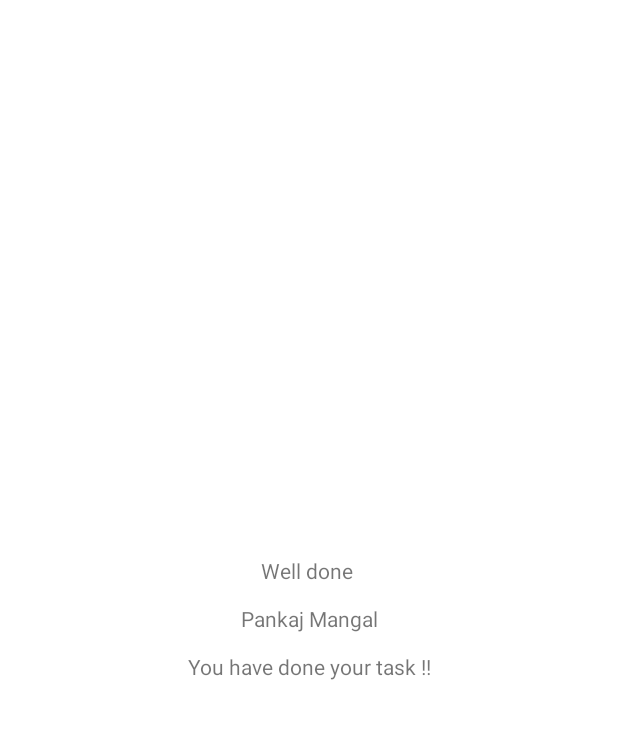
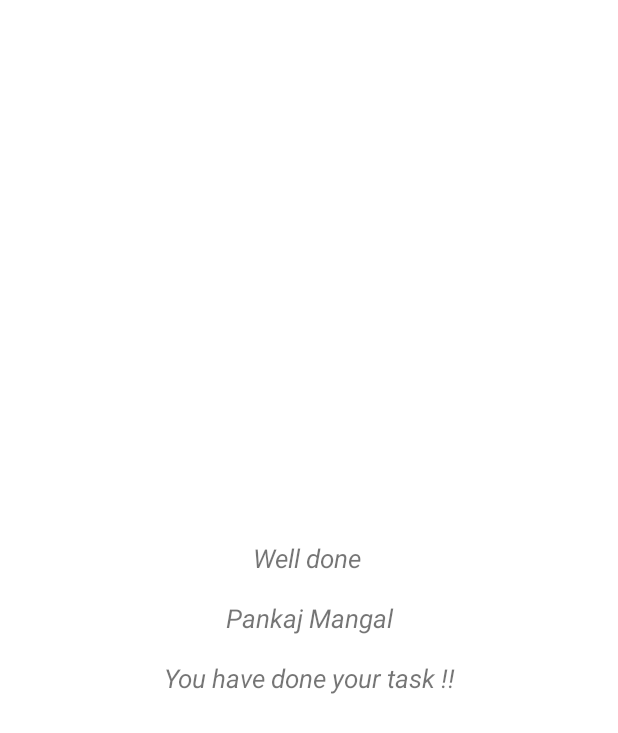
Before and after one commit to pankajmangal/InterviewTask, an Android app: the MainActivity screen opened directly, with no data from a screen before it, on a phone screen of 412 x 824 dp. Shown: the top 733 px of the screen. Run offline under Robolectric (Android 15) with nearby library versions, the phone set to English and light mode, and no system bars; our stand-ins replace data binding, sdp/ssp sizes.

Commit message:
font styling changes done...

```diff
--- a/app/src/main/res/layout/activity_main.xml
+++ b/app/src/main/res/layout/activity_main.xml
@@ -13,6 +13,8 @@
             android:layout_width="wrap_content"
             android:layout_height="wrap_content"
             android:gravity="center"
+            android:textSize="17sp"
+            android:textStyle="italic"
             app:layout_constraintBottom_toBottomOf="parent"
             app:layout_constraintLeft_toLeftOf="parent"
             app:layout_constraintRight_toRightOf="parent"
```
